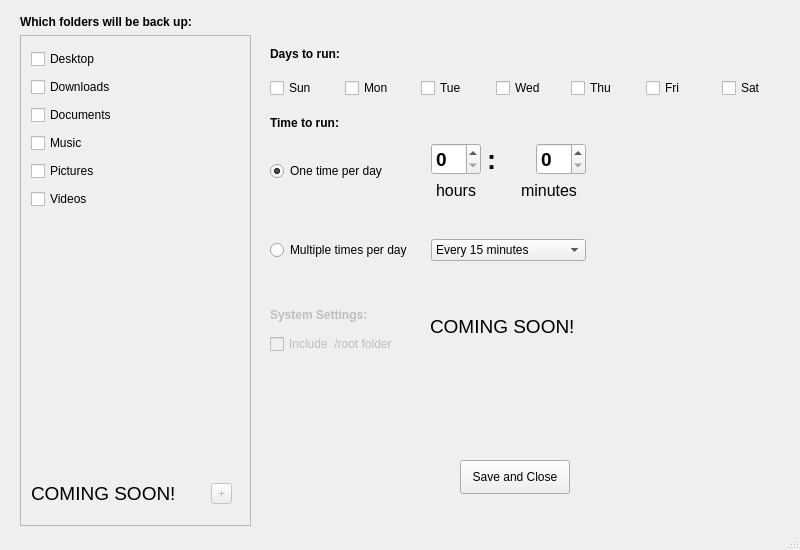
Qt form src/options.ui (GeovaneJefferson/timemachine) before a commit.
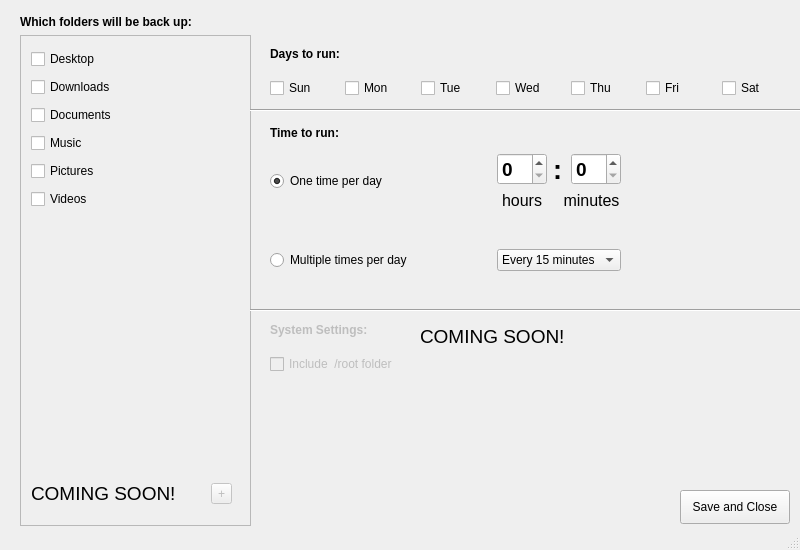
The same form after that commit.

Patch:
```diff
--- a/src/options.ui
+++ b/src/options.ui
@@ -17,8 +17,8 @@
    <widget class="QPushButton" name="button_save">
     <property name="geometry">
      <rect>
-      <x>460</x>
-      <y>460</y>
+      <x>680</x>
+      <y>490</y>
       <width>110</width>
       <height>34</height>
      </rect>
@@ -31,8 +31,8 @@
     <property name="geometry">
      <rect>
       <x>270</x>
-      <y>110</y>
-      <width>416</width>
+      <y>120</y>
+      <width>451</width>
       <height>184</height>
      </rect>
     </property>
@@ -59,7 +59,55 @@
        </property>
       </widget>
      </item>
-     <item row="1" column="1">
+     <item row="1" column="0">
+      <widget class="QRadioButton" name="one_time_mode">
+       <property name="enabled">
+        <bool>true</bool>
+       </property>
+       <property name="text">
+        <string>One time per day</string>
+       </property>
+       <property name="checked">
+        <bool>true</bool>
+       </property>
+      </widget>
+     </item>
+     <item row="3" column="2">
+      <widget class="QComboBox" name="every_combox">
+       <property name="currentIndex">
+        <number>0</number>
+       </property>
+       <property name="duplicatesEnabled">
+        <bool>false</bool>
+       </property>
+       <item>
+        <property name="text">
+         <string>Every 15 minutes</string>
+        </property>
+       </item>
+       <item>
+        <property name="text">
+         <string>Every 30 minutes</string>
+        </property>
+       </item>
+       <item>
+        <property name="text">
+         <string>Every 1 hour</string>
+        </property>
+       </item>
+       <item>
+        <property name="text">
+         <string>Every 2 hours</string>
+        </property>
+       </item>
+       <item>
+        <property name="text">
+         <string>Every 4 hours</string>
+        </property>
+       </item>
+      </widget>
+     </item>
+     <item row="1" column="2">
       <layout class="QGridLayout" name="gridLayout">
        <item row="1" column="3" colspan="2">
         <widget class="QLabel" name="label_5">
@@ -129,6 +177,13 @@
        </item>
       </layout>
      </item>
+     <item row="2" column="2">
+      <widget class="QLabel" name="label_6">
+       <property name="text">
+        <string/>
+       </property>
+      </widget>
+     </item>
      <item row="3" column="0">
       <widget class="QRadioButton" name="more_time_mode">
        <property name="text">
@@ -136,41 +191,6 @@
        </property>
       </widget>
      </item>
-     <item row="3" column="1">
-      <widget class="QComboBox" name="every_combox">
-       <property name="currentIndex">
-        <number>0</number>
-       </property>
-       <property name="duplicatesEnabled">
-        <bool>false</bool>
-       </property>
-       <item>
-        <property name="text">
-         <string>Every 15 minutes</string>
-        </property>
-       </item>
-       <item>
-        <property name="text">
-         <string>Every 30 minutes</string>
-        </property>
-       </item>
-       <item>
-        <property name="text">
-         <string>Every 1 hour</string>
-        </property>
-       </item>
-       <item>
-        <property name="text">
-         <string>Every 2 hours</string>
-        </property>
-       </item>
-       <item>
-        <property name="text">
-         <string>Every 4 hours</string>
-        </property>
-       </item>
-      </widget>
-     </item>
      <item row="4" column="0">
       <widget class="QLabel" name="label_9">
        <property name="text">
@@ -178,23 +198,19 @@
        </property>
       </widget>
      </item>
-     <item row="2" column="1">
-      <widget class="QLabel" name="label_6">
-       <property name="text">
-        <string/>
-       </property>
-      </widget>
-     </item>
-     <item row="1" column="0">
-      <widget class="QRadioButton" name="one_time_mode">
+     <item row="1" column="1">
+      <widget class="QLabel" name="label_12">
        <property name="enabled">
         <bool>true</bool>
        </property>
-       <property name="text">
-        <string>One time per day</string>
+       <property name="sizePolicy">
+        <sizepolicy hsizetype="Preferred" vsizetype="Preferred">
+         <horstretch>0</horstretch>
+         <verstretch>0</verstretch>
+        </sizepolicy>
        </property>
-       <property name="checked">
-        <bool>true</bool>
+       <property name="text">
+        <string/>
        </property>
       </widget>
      </item>
@@ -397,8 +413,8 @@
    <widget class="QLabel" name="label_10">
     <property name="geometry">
      <rect>
-      <x>430</x>
-      <y>310</y>
+      <x>420</x>
+      <y>320</y>
       <width>163</width>
       <height>34</height>
      </rect>
@@ -411,9 +427,9 @@
     <property name="geometry">
      <rect>
       <x>270</x>
-      <y>303</y>
+      <y>313</y>
       <width>523</width>
-      <height>51</height>
+      <height>61</height>
      </rect>
     </property>
     <layout class="QVBoxLayout" name="verticalLayout_3">
@@ -439,6 +455,40 @@
      </item>
     </layout>
    </widget>
+   <widget class="Line" name="line">
+    <property name="geometry">
+     <rect>
+      <x>250</x>
+      <y>300</y>
+      <width>551</width>
+      <height>20</height>
+     </rect>
+    </property>
+    <property name="orientation">
+     <enum>Qt::Horizontal</enum>
+    </property>
+   </widget>
+   <widget class="Line" name="line_2">
+    <property name="geometry">
+     <rect>
+      <x>250</x>
+      <y>100</y>
+      <width>551</width>
+      <height>20</height>
+     </rect>
+    </property>
+    <property name="orientation">
+     <enum>Qt::Horizontal</enum>
+    </property>
+   </widget>
+   <zorder>button_save</zorder>
+   <zorder>layoutWidget</zorder>
+   <zorder>layoutWidget</zorder>
+   <zorder>layoutWidget</zorder>
+   <zorder>layoutWidget</zorder>
+   <zorder>line</zorder>
+   <zorder>line_2</zorder>
+   <zorder>label_10</zorder>
   </widget>
   <widget class="QStatusBar" name="statusbar"/>
  </widget>
```
